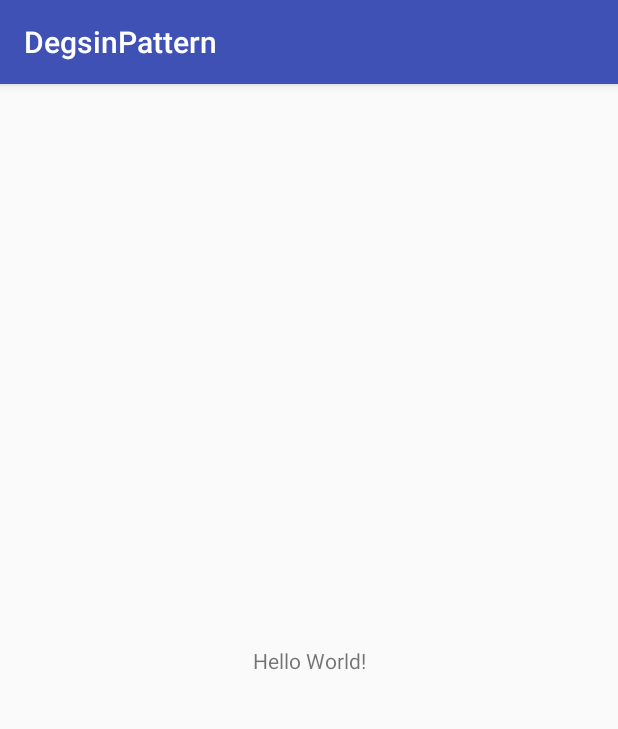
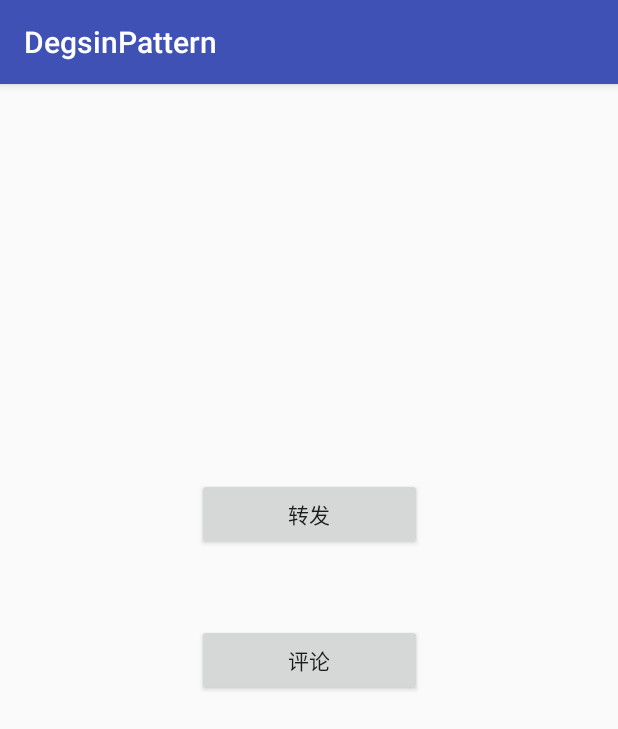
Before and after one commit to wds1204/Captain-source, an Android app: the screen it shows after launch (MainActivity), on a phone screen of 412 x 824 dp. Shown: the top 729 px of the screen. Run offline under Robolectric (Android 15) with nearby library versions, the phone set to English and light mode, and no system bars.

Commit message:
状态模式

```diff
--- a/degsinpattern/build.gradle
+++ b/degsinpattern/build.gradle
@@ -12,11 +12,11 @@ android {
         targetSdkVersion 27
         versionCode 1
         versionName "1.0"
-        jackOptions.enabled=true
+//        jackOptions.enabled=true
         testInstrumentationRunner "android.support.test.runner.AndroidJUnitRunner"
 
     }
-    compileOptions{
+    compileOptions {
         android.compileOptions.sourceCompatibility 1.8
         android.compileOptions.targetCompatibility 1.8
     }
--- a/degsinpattern/src/main/AndroidManifest.xml
+++ b/degsinpattern/src/main/AndroidManifest.xml
@@ -16,6 +16,8 @@
                 <category android:name="android.intent.category.LAUNCHER"/>
             </intent-filter>
         </activity>
+        <activity android:name=".LoginActivity">
+        </activity>
     </application>
 
 </manifest>
--- a/degsinpattern/src/main/java/com/captain/wds/degsinpattern/MainActivity.java
+++ b/degsinpattern/src/main/java/com/captain/wds/degsinpattern/MainActivity.java
@@ -1,17 +1,16 @@
 package com.captain.wds.degsinpattern;
 
-import android.app.AlertDialog;
-import android.content.Context;
 import android.os.Bundle;
 import android.os.Handler;
 import android.os.Message;
 import android.support.v7.app.AppCompatActivity;
 import android.view.View;
 import android.view.ViewGroup;
-import android.view.WindowManager;
 import android.widget.BaseAdapter;
-import android.widget.ListView;
-import android.widget.TextView;
+
+import com.captain.wds.degsinpattern.contextState.LoginContext;
+
+import java.util.HashMap;
 
 public class MainActivity extends AppCompatActivity {
     private Handler handler = new Handler(){
@@ -23,25 +22,35 @@ public class MainActivity extends AppCompatActivity {
 	@Override protected void onCreate(Bundle savedInstanceState) {
 		super.onCreate(savedInstanceState);
 		setContentView(R.layout.activity_main);
-        ListView listView = new ListView(this);
-        MyListAdapter adapter = new MyListAdapter();
+        HashMap<String, String> hashMap = new HashMap<>();
+        String put = hashMap.put("WDS", "wds");
+//        ListView listView = new ListView(this);
+//        MyListAdapter adapter = new MyListAdapter();
+//
+//        listView.setAdapter(adapter);
+//
+//        adapter.notifyDataSetChanged();
+//        new AlertDialog.Builder(this)
+//                .setTitle("")
+//                .setView(new TextView(MainActivity.this))
+//                .setPositiveButton("确定", (dialog, which) -> {
+//
+//                })
+//                .setNegativeButton("取消", null)
+//                .show();
+//
+//        WindowManager windowManager = getWindowManager();
+//
+//
+//        WindowManager wm = (WindowManager) getSystemService(Context.WINDOW_SERVICE);
 
-        listView.setAdapter(adapter);
+    }
 
-        adapter.notifyDataSetChanged();
-        new AlertDialog.Builder(this)
-                .setTitle("")
-                .setView(new TextView(MainActivity.this))
-                .setPositiveButton("确定", (dialog, which) -> {
+    public void forward(View view) {
+        LoginContext.getLoginContext().forward(this);
+    }
 
-                })
-                .setNegativeButton("取消", null)
-                .show();
-
-        WindowManager windowManager = getWindowManager();
-
-
-        WindowManager wm = (WindowManager) getSystemService(Context.WINDOW_SERVICE);
+    public void comment(View view) {
 
     }
 
--- a/degsinpattern/src/main/res/layout/activity_main.xml
+++ b/degsinpattern/src/main/res/layout/activity_main.xml
@@ -7,10 +7,23 @@
     android:layout_height="match_parent"
     tools:context="com.captain.wds.degsinpattern.MainActivity">
 
-    <TextView
-        android:layout_width="wrap_content"
+    <Button
+        android:onClick="forward"
+        android:layout_width="150dp"
         android:layout_height="wrap_content"
-        android:text="Hello World!"
+        android:text="转发"
+        app:layout_constraintBottom_toBottomOf="parent"
+        app:layout_constraintLeft_toLeftOf="parent"
+        app:layout_constraintRight_toRightOf="parent"
+        app:layout_constraintTop_toTopOf="parent"
+        app:layout_constraintVertical_bias="0.365"/>
+
+    <Button
+        android:onClick="comment"
+        android:id="@+id/button"
+        android:layout_width="150dp"
+        android:layout_height="wrap_content"
+        android:text="评论"
         app:layout_constraintBottom_toBottomOf="parent"
         app:layout_constraintLeft_toLeftOf="parent"
         app:layout_constraintRight_toRightOf="parent"
```
Also changed, not shown: degsinpattern/src/main/java/com/captain/wds/degsinpattern/LoginActivity.java (added, +22 -0 lines), degsinpattern/src/main/java/com/captain/wds/degsinpattern/contextState/LoginContext.java (added, +28 -0 lines), degsinpattern/src/main/java/com/captain/wds/degsinpattern/contextState/LoginedState.java (added, +15 -0 lines), degsinpattern/src/main/java/com/captain/wds/degsinpattern/contextState/LogoutState.java (added, +20 -0 lines), degsinpattern/src/main/java/com/captain/wds/degsinpattern/contextState/UserState.java (added, +17 -0 lines), degsinpattern/src/main/res/layout/activity_login.xml (added, +26 -0 lines).
